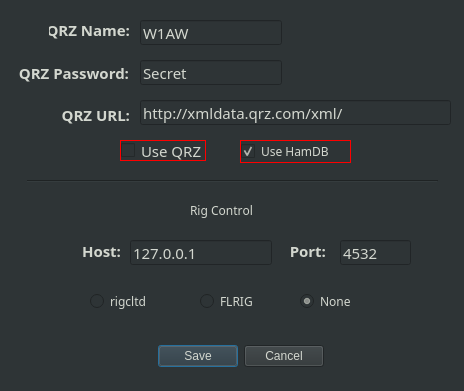
Before: the Qt Designer form settings.ui in mbridak/k1usnsst, drawn with Qt 5.
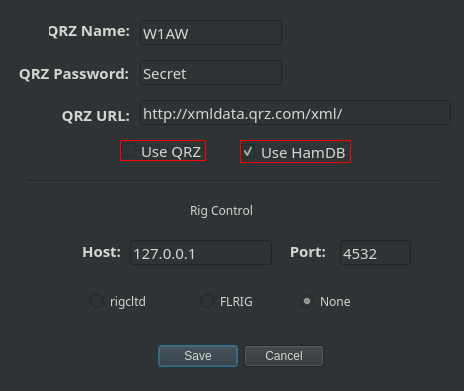
After: the same form once the commit is applied.

Commit message: Fix: settings.ui, point size change on label.

```diff
--- a/settings.ui
+++ b/settings.ui
@@ -341,6 +341,7 @@
    <property name="font">
     <font>
      <family>JetBrains Mono</family>
+     <pointsize>11</pointsize>
     </font>
    </property>
    <property name="styleSheet">
```
